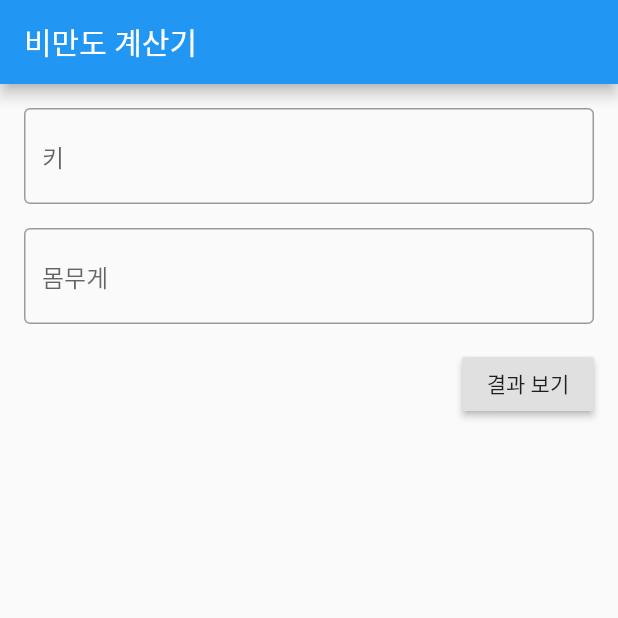
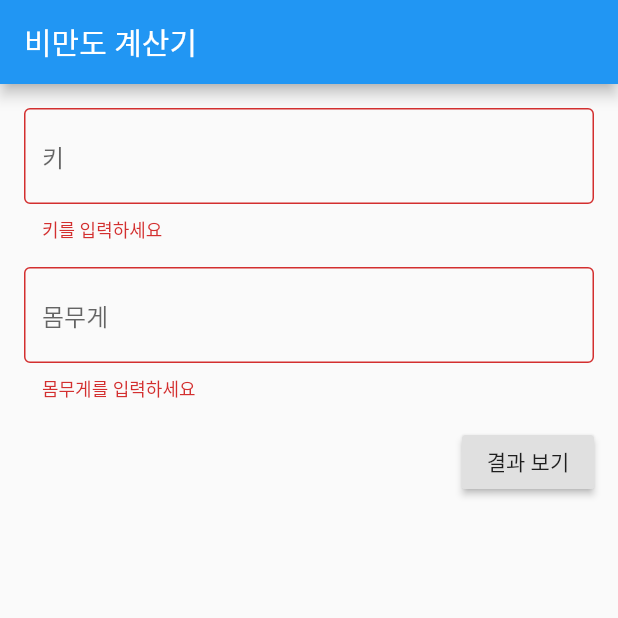
Before and after one commit to chohyeryung/flutter-app-bmi, a Flutter app: the screen it shows after launch, after a tap on "결과 보기", on a phone screen of 412 x 824 dp, the top half of it. Run offline on Flutter 3.47's test engine with Material 2 defaults, Android fonts, the phone set to English and light mode, and no system bars.

Commit message:
#4 값 검증 및 화면 전환

```diff
--- a/lib/main.dart
+++ b/lib/main.dart
@@ -26,6 +26,15 @@ class BmiMain extends StatefulWidget {
 class _BmiMainState extends State<BmiMain> {
   final _formKey=GlobalKey<FormState>();
 
+  final _heightController=TextEditingController();
+  final _weightController=TextEditingController();
+
+  @override
+  void dispose(){
+    _heightController.dispose();
+    _weightController.dispose();
+    super.dispose();
+  }
   @override
   Widget build(BuildContext context) {
     return Scaffold(
@@ -41,7 +50,14 @@ class _BmiMainState extends State<BmiMain> {
                   border: OutlineInputBorder(),
                   hintText:'키',
                 ),
+                controller: _heightController,
                 keyboardType: TextInputType.number,
+                validator: (value){
+                  if(value.trim().isEmpty){
+                    return '키를 입력하세요';
+                  }
+                  return null;
+                },
               ),
               SizedBox(
                 height: 16.0,
@@ -51,7 +67,14 @@ class _BmiMainState extends State<BmiMain> {
                   border: OutlineInputBorder(),
                   hintText:'몸무게',
                 ),
+                controller: _weightController,
                 keyboardType: TextInputType.number,
+                validator: (value){
+                  if(value.trim().isEmpty){
+                    return '몸무게를 입력하세요';
+                  }
+                  return null;
+                },
               ),
               Container(
                 margin: const EdgeInsets.only(top:16.0),
@@ -59,7 +82,15 @@ class _BmiMainState extends State<BmiMain> {
                 child:RaisedButton(
                   onPressed:(){
                     if(_formKey.currentState.validate()){
-                      // 검증시 처리 코드
+                      Navigator.push(
+                        context,
+                        MaterialPageRoute(
+                          builder:(context)=>BmiResult(
+                            double.parse(_heightController.text.trim()),
+                            double.parse(_weightController.text.trim()),
+                          )
+                        )
+                      );
                     }
                   },
                   child: Text('결과 보기'),
```
